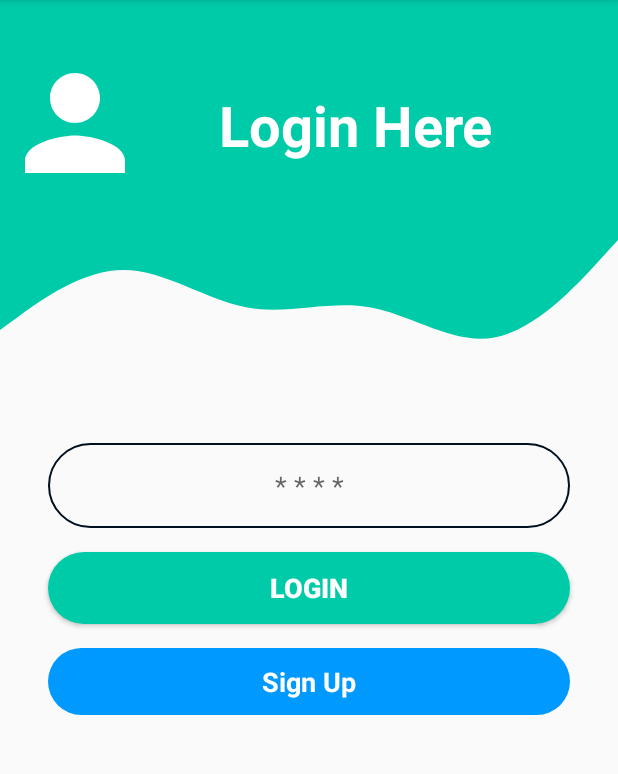
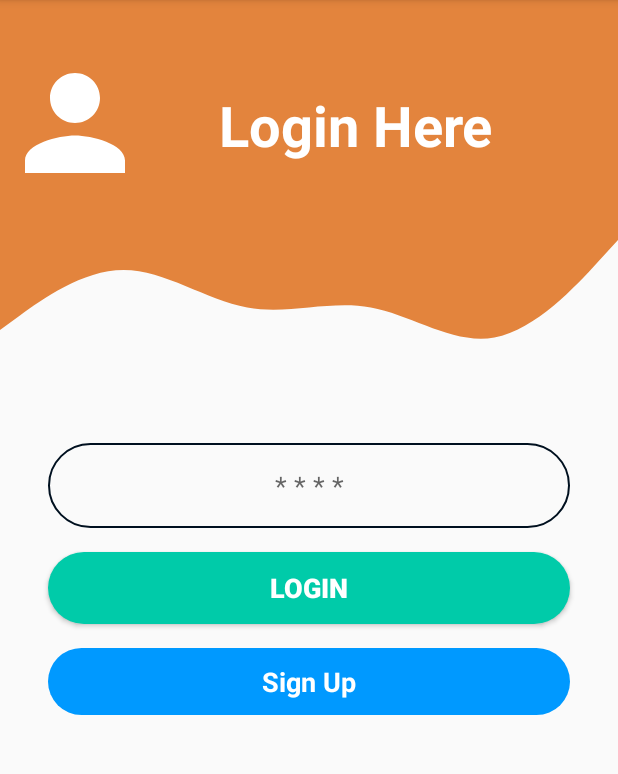
Before and after one commit to Speak2Rajdeep/Password_Generator, an Android app: the screen it shows after launch (LoginActivity), on a phone screen of 412 x 824 dp, the part 84-858 px from its top. Run offline under Robolectric (Android 15) with nearby library versions, the phone set to English and light mode, and no system bars.

Commit message:
All Functionalities Done, Need to Work on Design.

```diff
--- a/app/src/main/res/drawable/wave.xml
+++ b/app/src/main/res/drawable/wave.xml
@@ -5,6 +5,6 @@
     android:viewportHeight="320">
   <path
       android:pathData="M0,224L48,192C96,160 192,96 288,96C384,96 480,160 576,176C672,192 768,160 864,176C960,192 1056,256 1152,240C1248,224 1344,128 1392,80L1440,32L1440,0L1392,0C1344,0 1248,0 1152,0C1056,0 960,0 864,0C768,0 672,0 576,0C480,0 384,0 288,0C192,0 96,0 48,0L0,0Z"
-      android:fillColor="@color/colorPrimary"
+      android:fillColor="#E3843D"
       android:fillAlpha="1"/>
 </vector>
--- a/app/src/main/res/layout/activity_login.xml
+++ b/app/src/main/res/layout/activity_login.xml
@@ -10,7 +10,7 @@
         android:id="@+id/topView"
         android:layout_width="0dp"
         android:layout_height="150dp"
-        android:background="#00cba9"
+        android:background="#E3843D"
         app:layout_constraintEnd_toEndOf="parent"
         app:layout_constraintHorizontal_bias="0.0"
         app:layout_constraintStart_toStartOf="parent"
@@ -20,7 +20,7 @@
         android:id="@+id/view5"
         android:layout_width="0dp"
         android:layout_height="100dp"
-        android:background="@drawable/wave1"
+        android:background="@drawable/wave"
         app:layout_constraintEnd_toEndOf="parent"
         app:layout_constraintHorizontal_bias="0.0"
         app:layout_constraintStart_toStartOf="parent"
```
